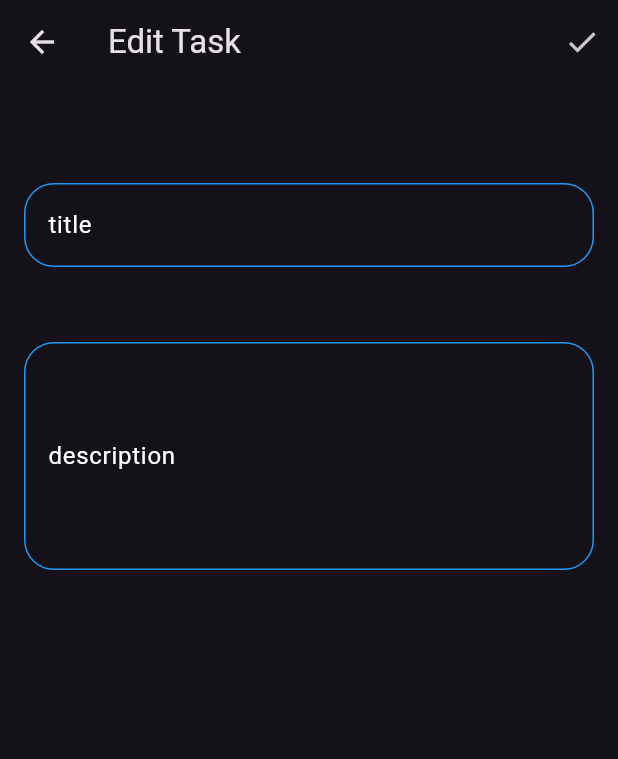
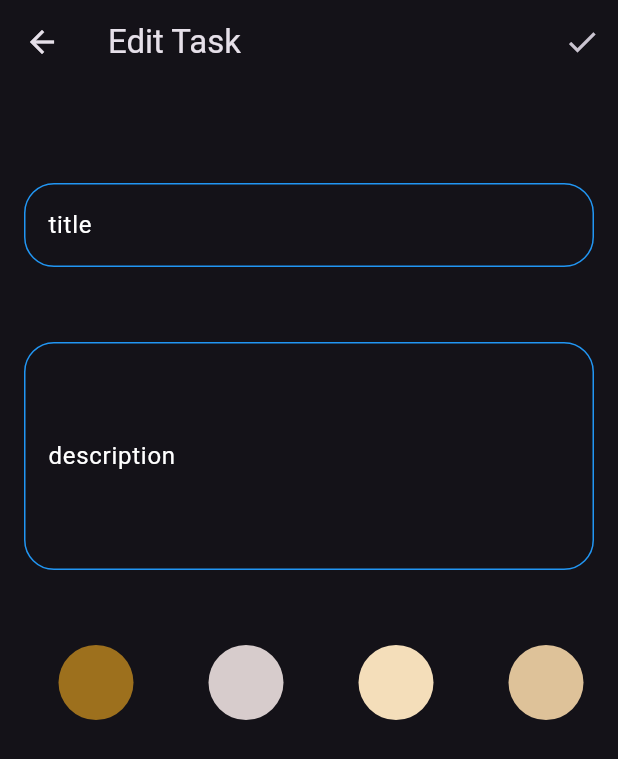
Before and after one commit to ahmedragab112/today_tasks, a Flutter app: the EditTaskView screen opened directly with empty values, on a phone screen of 412 x 824 dp. Shown: the top 759 px of the screen. Run offline on Flutter 3.47's test engine with Material 3 defaults, Android fonts, the light colour scheme and no system bars; our stand-ins replace bloc, flutter_bloc, hive, hive_flutter; accounts and stored records are empty.

Commit message:
edit color note and finsh the app

```diff
--- a/lib/constant/constant.dart
+++ b/lib/constant/constant.dart
@@ -1 +1,10 @@
+import 'package:flutter/material.dart';
+
 const String hiveBox = 'notes';
+ List<Color> colors = const [
+    Color(0xff9d701d),
+    Color(0xffd7cccc),
+    Color(0xfff4deba),
+    Color(0xffdec299),
+    Color(0xff7f83fa)
+  ];
--- /dev/null
+++ b/lib/views/edit_task/edit_note_colorlist.dart
@@ -0,0 +1,44 @@
+
+import 'package:flutter/material.dart';
+import 'package:notehive/constant/constant.dart';
+import 'package:notehive/helper/colors_list.dart';
+import 'package:notehive/model/note_model.dart';
+
+class EditNoteColorsList extends StatefulWidget {
+  const EditNoteColorsList({super.key, required this.note});
+  final NoteModel note;
+  @override
+  State<EditNoteColorsList> createState() => _EditNoteColorsListState();
+}
+
+class _EditNoteColorsListState extends State<EditNoteColorsList> {
+  late int currentColor;
+  @override
+  void initState() {
+    currentColor = colors.indexOf(Color(widget.note.color));
+    super.initState();
+  }
+
+  @override
+  Widget build(BuildContext context) {
+    return SizedBox(
+      height: 50,
+      child: ListView.builder(
+        itemExtent: 100,
+        scrollDirection: Axis.horizontal,
+        itemBuilder: (context, index) => InkWell(
+          onTap: () {
+            currentColor = index;
+            widget.note.color = colors[index].value;
+            setState(() {});
+          },
+          child: BuildColor(
+            selectColor: currentColor == index ? true : false,
+            color: colors[index],
+          ),
+        ),
+        itemCount: 5,
+      ),
+    );
+  }
+}
--- a/lib/views/edit_task/edit_task_view.dart
+++ b/lib/views/edit_task/edit_task_view.dart
@@ -1,8 +1,9 @@
 import 'package:flutter/material.dart';
 import 'package:flutter_bloc/flutter_bloc.dart';
-import 'package:notehive/model/note_model.dart';
-import 'package:notehive/views/home/manager/read_notes_cubit.dart';
-import 'package:notehive/widgets/custom_textfiled.dart';
+import '../../model/note_model.dart';
+import 'edit_note_colorlist.dart';
+import '../home/manager/read_notes_cubit.dart';
+import '../../widgets/custom_textfiled.dart';
 
 class EditTaskView extends StatefulWidget {
   const EditTaskView({super.key, required this.note});
@@ -60,8 +61,11 @@ class _EditTaskViewState extends State<EditTaskView> {
                 },
               ),
               const SizedBox(
-                height: 100,
+                height: 50,
               ),
+              EditNoteColorsList(
+                note: widget.note,
+              )
             ],
           ),
         ),
--- a/lib/views/home/home.dart
+++ b/lib/views/home/home.dart
@@ -28,7 +28,7 @@ class _HomeNoteState extends State<HomeNote> {
         actions: [
           IconButton(
             onPressed: () {},
-            icon: const Icon(Icons.search),
+            icon: const Icon(Icons.notes_outlined),
           )
         ],
       ),
```
Also changed, not shown: lib/helper/colors_list.dart (+5 -7 lines), lib/views/home/manager/add_note_cubit.dart (+6 -3 lines), lib/widgets/note_item.dart (+7 -4 lines).
